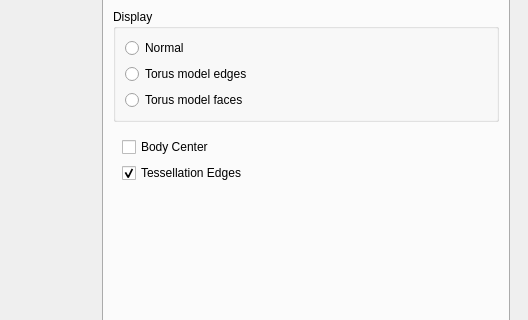
This is MainWindow.ui in danlipsa/foamvis as Qt 5 draws it before an edit; both pictures show x 348 to 876 and y 194 to 514 of the 876 by 729 pixel window. The edited form follows.
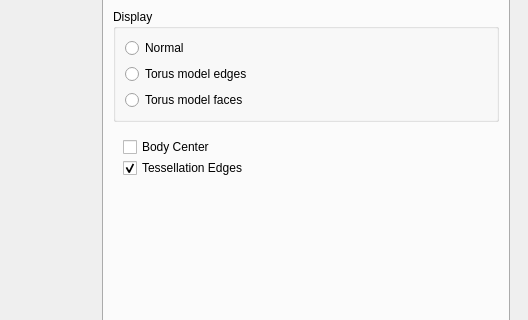
This is the edited form. The open tabs and pages were chosen to show the change. Custom widgets are drawn as their Qt base class.

The edit to the form file:
```diff
--- a/MainWindow.ui
+++ b/MainWindow.ui
@@ -483,16 +483,28 @@
              </property>
              <widget class="QWidget" name="pageEdgesEmpty"/>
              <widget class="QWidget" name="pageEdgesNormal">
-              <layout class="QVBoxLayout" name="verticalLayout_23">
-               <item>
                 <widget class="QCheckBox" name="checkBoxEdgesBodyCenter">
+               <property name="geometry">
+                <rect>
+                 <x>10</x>
+                 <y>9</y>
+                 <width>102</width>
+                 <height>20</height>
+                </rect>
+               </property>
                  <property name="text">
                   <string>Body Center</string>
                  </property>
                 </widget>
-               </item>
-               <item>
                 <widget class="QCheckBox" name="checkBoxEdgesTessellation">
+               <property name="geometry">
+                <rect>
+                 <x>10</x>
+                 <y>30</y>
+                 <width>142</width>
+                 <height>20</height>
+                </rect>
+               </property>
                  <property name="text">
                   <string>Tessellation Edges</string>
                  </property>
@@ -500,21 +512,6 @@
                   <bool>true</bool>
                  </property>
                 </widget>
-               </item>
-               <item>
-                <spacer name="verticalSpacer_4">
-                 <property name="orientation">
-                  <enum>Qt::Vertical</enum>
-                 </property>
-                 <property name="sizeHint" stdset="0">
-                  <size>
-                   <width>20</width>
-                   <height>0</height>
-                  </size>
-                 </property>
-                </spacer>
-               </item>
-              </layout>
              </widget>
             </widget>
            </item>
```
Left out of the diff: 18 changed lines with no effect on the pictures. Lines whose indentation alone changed are shown as unchanged.
